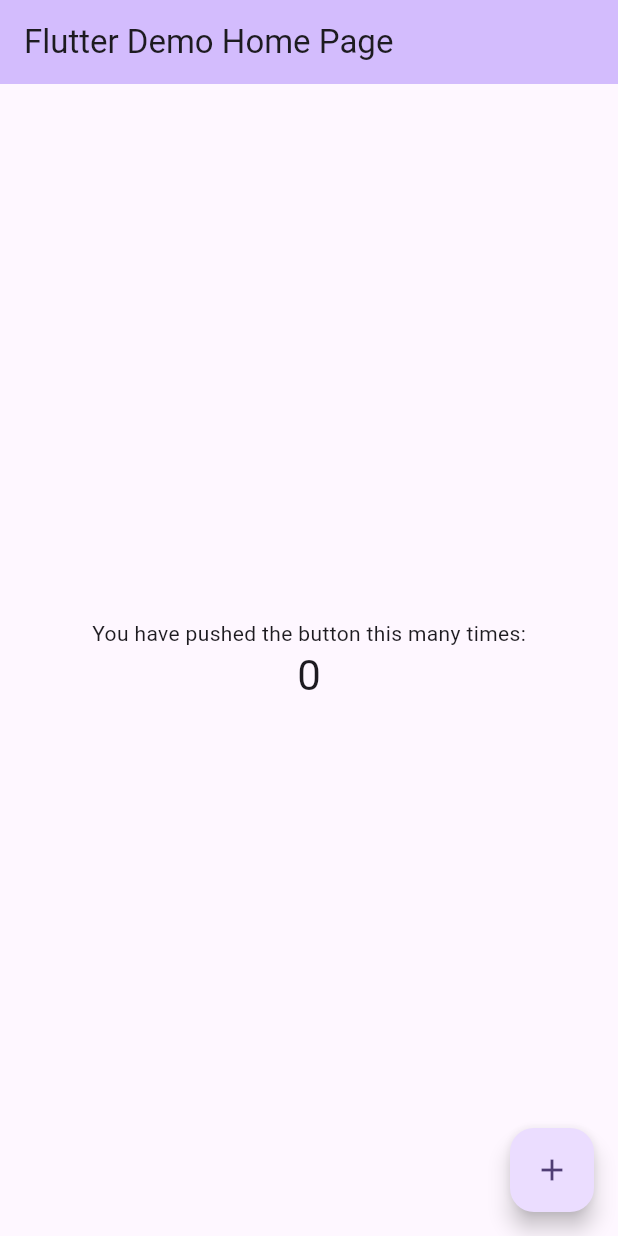
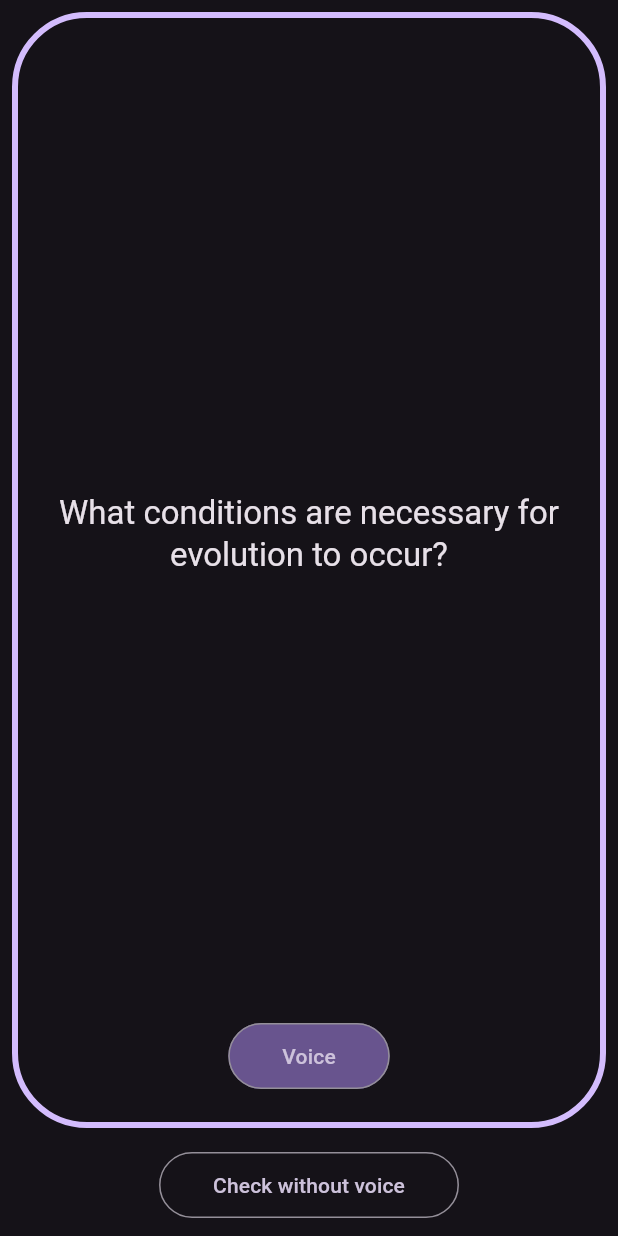
Before and after one commit to Jim-Maar/knowunity_application_demo, a Flutter app: the screen it shows after launch, on a phone screen of 412 x 824 dp. Run offline on Flutter 3.47's test engine with Material 3 defaults, Android fonts, the phone set to English and light mode, and no system bars.

Commit message:
Add first page layout

```diff
--- a/lib/main.dart
+++ b/lib/main.dart
@@ -55,13 +55,145 @@ class MyApp extends StatelessWidget {
     return MaterialApp(
       title: 'Flutter Demo',
       theme: ThemeData(
-        colorScheme: ColorScheme.fromSeed(seedColor: Colors.deepPurple),
+        colorScheme: ColorScheme.fromSeed(
+          seedColor: Colors.deepPurple,
+          brightness: Brightness.dark,
+        ),
       ),
-      home: const MyHomePage(title: 'Flutter Demo Home Page'),
+      // home: const MyHomePage(title: 'Flutter Demo Home Page'),
+      home: QuizPage(quizzIdx: 0, questionsAndAnswersIdx: 0),
     );
   }
 }
 
+class QuizPage extends StatefulWidget {
+  const QuizPage({
+    super.key,
+    required this.quizzIdx,
+    required this.questionsAndAnswersIdx,
+  });
+  final int quizzIdx;
+  final int questionsAndAnswersIdx;
+  @override
+  State<QuizPage> createState() => _QuizPageState();
+}
+
+class _QuizPageState extends State<QuizPage> {
+  @override
+  Widget build(BuildContext context) {
+    final theme = Theme.of(context);
+    return Scaffold(
+      body: SafeArea(
+        child: Column(
+          children: [
+            Expanded(
+              child: Padding(
+                padding: const EdgeInsets.all(8.0),
+                child: Container(
+                  width: double.infinity,
+                  clipBehavior: Clip.antiAlias,
+                  decoration: BoxDecoration(
+                    border: Border.all(
+                      color: theme.colorScheme.primary,
+                      width: 4.0,
+                    ),
+                    borderRadius: BorderRadius.circular(50.0),
+                  ),
+                  child: Padding(
+                    padding: const EdgeInsets.all(20.0),
+                    child: Column(
+                      children: [
+                        Expanded(
+                          child: Center(
+                            child: Question(
+                              question: quizzes[widget.quizzIdx]
+                                  .questionsAndAnswers[widget
+                                      .questionsAndAnswersIdx]
+                                  .question,
+                            ),
+                          ),
+                        ),
+                        VoiceButton(),
+                      ],
+                    ),
+                  ),
+                ),
+              ),
+            ),
+            SizedBox(height: 6),
+            CheckButton(isVoiceFinished: false),
+            SizedBox(height: 10),
+          ],
+        ),
+      ),
+    );
+  }
+}
+
+class Question extends StatelessWidget {
+  const Question({super.key, required this.question});
+  final String question;
+  @override
+  Widget build(BuildContext context) {
+    final theme = Theme.of(context);
+    final style = theme.textTheme.titleLarge;
+    return Center(
+      child: Text(question, style: style, textAlign: TextAlign.center),
+    );
+  }
+}
+
+class CheckButton extends StatelessWidget {
+  const CheckButton({super.key, required this.isVoiceFinished});
+  final bool isVoiceFinished;
+  @override
+  Widget build(BuildContext context) {
+    final theme = Theme.of(context);
+    final style = theme.textTheme.labelLarge!.copyWith(
+      color: theme.colorScheme.secondary,
+    );
+    final String buttonText = isVoiceFinished ? "Check" : "Check without voice";
+    return OutlinedButton(
+      onPressed: () => {print("hello")},
+      child: Padding(
+        padding: const EdgeInsets.all(12.0),
+        child: Text(
+          buttonText,
+          style: style,
+          // textScaler: TextScaler.linear(1.2)
+        ),
+      ),
+    );
+  }
+}
+
+class VoiceButton extends StatelessWidget {
+  const VoiceButton({super.key});
+  @override
+  Widget build(BuildContext context) {
+    final theme = Theme.of(context);
+    final textStyle = theme.textTheme.labelLarge!.copyWith(
+      color: theme.colorScheme.secondary,
+    );
+    final buttonStyle = OutlinedButton.styleFrom(
+      backgroundColor: theme.colorScheme.inversePrimary,
+    );
+    return OutlinedButton(
+      style: buttonStyle,
+      onPressed: () => {print("hello")},
+      child: Padding(
+        padding: const EdgeInsets.all(12.0),
+        child: Text(
+          "Voice",
+          style: textStyle,
+          // textScaler: TextScaler.linear(1.2)
+        ),
+      ),
+    );
+  }
+}
+
+/*
 class MyHomePage extends StatefulWidget {
   const MyHomePage({super.key, required this.title});
   final String title;
@@ -105,3 +237,4 @@ class _MyHomePageState extends State<MyHomePage> {
     );
   }
 }
+*/
```
